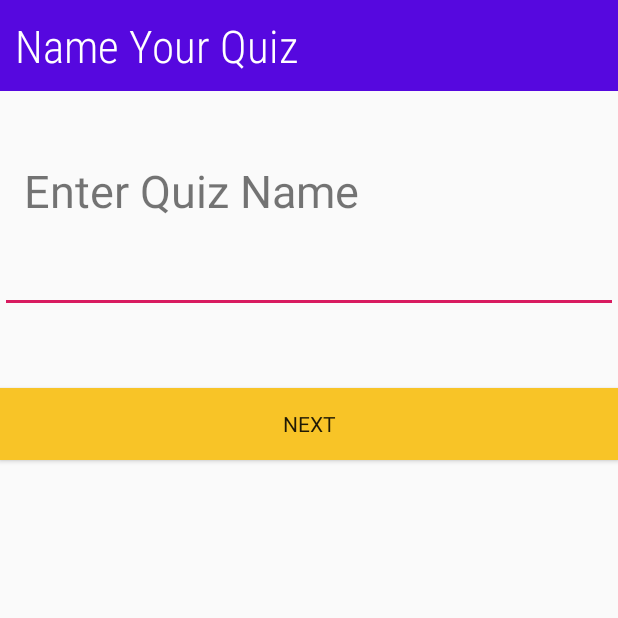
After one commit to sandy13521/Quiz-Generator, an Android app: the Name_Quiz screen opened directly, with no data from a screen before it, on a phone screen of 412 x 824 dp, the top half of it. The commit adds this screen. Run offline under Robolectric (Android 15) with nearby library versions, the phone set to English and light mode, and no system bars.

Commit message:
Initial Commit

```diff
--- /dev/null
+++ b/app/src/main/java/com/example/quizgenerator/Name_Quiz.java
@@ -0,0 +1,83 @@
+package com.example.quizgenerator;
+
+import android.app.Activity;
+import android.content.ActivityNotFoundException;
+import android.content.Intent;
+import android.graphics.Bitmap;
+import android.net.Uri;
+import android.os.Bundle;
+import android.provider.MediaStore;
+import android.view.View;
+import android.widget.Button;
+import android.widget.ImageView;
+import android.widget.TextView;
+import android.widget.Toast;
+
+import androidx.appcompat.app.ActionBar;
+import androidx.appcompat.app.AppCompatActivity;
+
+public class Name_Quiz extends AppCompatActivity {
+    public CharSequence quizName;
+    private static final int CAMERA_REQUEST = 123;
+    final int PIC_CROP = 2;
+    Button btn;
+    ImageView imageView;
+    private Uri picUri;
+
+    @Override
+    protected void onCreate(Bundle savedInstanceState) {
+        super.onCreate(savedInstanceState);
+        setContentView(R.layout.activity_name__quiz);
+        ActionBar actionbar = getSupportActionBar();
+        actionbar.hide();
+        TextView name = findViewById(R.id.quiz_name);
+        quizName = name.getText();
+    }
+
+    public void getGoing(View v) {
+        if (quizName.length() != 0) {
+            try {
+                Intent intent = new Intent(MediaStore.ACTION_IMAGE_CAPTURE);
+                startActivityForResult(intent, CAMERA_REQUEST);
+            } catch (ActivityNotFoundException e) {
+                String errorMsg = "Does Not Support Capturing Images";
+                Toast toast = Toast.makeText(this, errorMsg, Toast.LENGTH_SHORT);
+                toast.show();
+            }
+        } else {
+            String errorMsg = "Enter The Quiz Name";
+            Toast toast = Toast.makeText(this, errorMsg, Toast.LENGTH_LONG);
+            toast.show();
+        }
+
+    }
+
+    protected void onActivityResult(int requestCode, int resultCode, Intent data) {
+        super.onActivityResult(requestCode, resultCode, data);
+        if (requestCode == CAMERA_REQUEST) {
+            if (resultCode == Activity.RESULT_OK) {
+                Bitmap photo = (Bitmap) data.getExtras().get("data");
+                picUri = data.getData();
+                performCrop();
+            }
+        }
+    }
+
+    private void performCrop() {
+        try {
+            Intent cropIntent = new Intent("com.android.camera.action.CROP");
+            cropIntent.setDataAndType(picUri, "image/*");
+            cropIntent.putExtra("crop", "true");
+            cropIntent.putExtra("aspectX", 1);
+            cropIntent.putExtra("aspectY", 1);
+            cropIntent.putExtra("outputX", 256);
+            cropIntent.putExtra("outputY", 256);
+            cropIntent.putExtra("return-data", true);
+            startActivityForResult(cropIntent, PIC_CROP);
+        } catch (ActivityNotFoundException e) {
+            String errmsg = "Does Not Support Cropping Images";
+            Toast toast = Toast.makeText(this, errmsg, Toast.LENGTH_SHORT);
+            toast.show();
+        }
+    }
+}
--- a/app/src/main/res/layout/activity_guidance.xml
+++ b/app/src/main/res/layout/activity_guidance.xml
@@ -10,7 +10,7 @@
         android:layout_width="match_parent"
         android:layout_height="wrap_content"
         android:background="#5608DF"
-        android:fontFamily="sans-serif-condensed-medium"
+        android:fontFamily="sans-serif-condensed-light"
         android:padding="10dp"
         android:text="Steps To Generate Quiz"
         android:textAlignment="center"
@@ -100,5 +100,6 @@
         android:layout_height="wrap_content"
         android:background="#F8C427"
         android:fontFamily="sans-serif"
+        android:onClick="getGoing"
         android:text="Generate" />
 </LinearLayout>
--- a/app/src/main/res/layout/activity_main.xml
+++ b/app/src/main/res/layout/activity_main.xml
@@ -19,11 +19,11 @@
 
     <ImageView
         android:id="@+id/img"
-        android:layout_alignParentBottom="true"
         android:layout_width="match_parent"
         android:layout_height="match_parent"
+        android:layout_alignParentBottom="true"
+        android:layout_gravity="bottom"
         android:layout_marginTop="100dp"
-        android:layout_gravity="bottom"
         android:contentDescription="Quiz"
         android:scaleType="centerCrop"
         android:src="@mipmap/background_1_foreground" />
--- /dev/null
+++ b/app/src/main/res/layout/activity_name__quiz.xml
@@ -0,0 +1,44 @@
+<?xml version="1.0" encoding="utf-8"?>
+<LinearLayout xmlns:android="http://schemas.android.com/apk/res/android"
+    xmlns:tools="http://schemas.android.com/tools"
+    android:layout_width="match_parent"
+    android:layout_height="match_parent"
+    android:orientation="vertical"
+    tools:context=".Name_Quiz">
+
+    <TextView
+        android:layout_width="match_parent"
+        android:layout_height="wrap_content"
+        android:background="#5608DF"
+        android:fontFamily="sans-serif-condensed-light"
+        android:padding="10dp"
+        android:text="Name Your Quiz"
+        android:textAlignment="center"
+        android:textColor="#FFFFFF"
+        android:textSize="30sp" />
+
+    <TextView
+        android:layout_width="match_parent"
+        android:layout_height="wrap_content"
+        android:layout_marginTop="30dp"
+        android:padding="16dp"
+        android:text="Enter Quiz Name"
+        android:textSize="30sp" />
+
+    <EditText
+        android:id="@+id/quiz_name"
+        android:layout_width="match_parent"
+        android:layout_height="wrap_content"
+        android:inputType="text" />
+
+    <Button
+        android:id="@+id/next"
+        android:layout_width="match_parent"
+        android:layout_height="wrap_content"
+        android:layout_marginTop="50dp"
+        android:background="#F8C427"
+        android:fontFamily="sans-serif"
+        android:onClick="getGoing"
+        android:text="Next" />
+
+</LinearLayout>
```
Also changed, not shown: app/src/main/java/com/example/quizgenerator/Guidance.java (+7 -18 lines).
